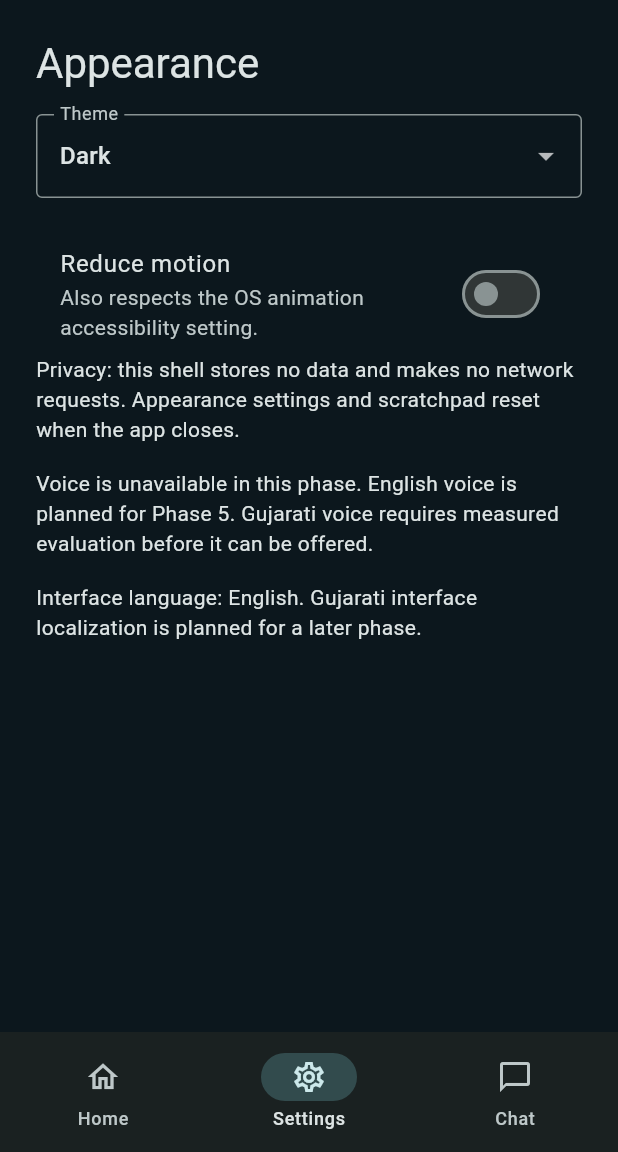
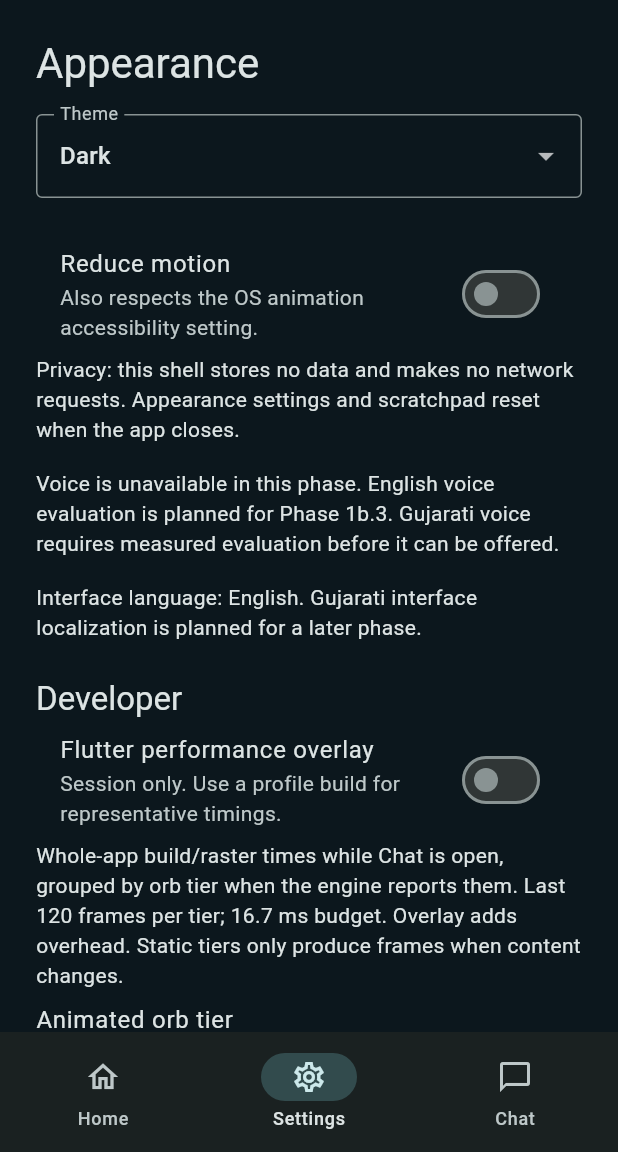
Before and after one commit to devpatel024/jarvis-ai, a Flutter app: the screen it shows after launch, item 2 of the bottom bar chosen, on a phone screen of 412 x 824 dp, the part 84-1236 px from its top. Run offline on Flutter 3.47's test engine with Material 3 defaults, Android fonts, the light colour scheme and no system bars; our stand-ins replace flutter_riverpod.

Commit message:
Polish demo chat and add Developer frame diagnostics

```diff
--- a/lib/app/jarvis_app.dart
+++ b/lib/app/jarvis_app.dart
@@ -1,6 +1,7 @@
 import 'package:flutter/material.dart';
 import 'package:flutter_riverpod/flutter_riverpod.dart';
 import '../core/design/app_theme.dart';
+import '../core/developer/performance_settings.dart';
 import '../features/shell/presentation/assistant_shell.dart';
 
 class ThemeController extends Notifier<ThemeMode> {
@@ -19,6 +20,7 @@ class JarvisApp extends ConsumerWidget {
   Widget build(BuildContext context, WidgetRef ref) => MaterialApp(
     title: 'JARVIS',
     debugShowCheckedModeBanner: false,
+    showPerformanceOverlay: ref.watch(performanceOverlayProvider),
     theme: AppTheme.build(Brightness.light),
     darkTheme: AppTheme.build(Brightness.dark),
     themeMode: ref.watch(themeProvider),
--- /dev/null
+++ b/lib/core/developer/performance_settings.dart
@@ -0,0 +1,55 @@
+import 'package:flutter_riverpod/flutter_riverpod.dart';
+
+enum OrbTier { animated, simple }
+
+/// Bounded engine samples for the whole app while the chat orb is mounted.
+/// Recording does not notify listeners or schedule frames.
+class TierSamples {
+  final List<({int build, int raster})> _frames = [];
+  int get count => _frames.length;
+  void add(int build, int raster) {
+    _frames.add((build: build, raster: raster));
+    if (_frames.length > 120) _frames.removeAt(0);
+  }
+
+  double? mean({required bool raster}) => _frames.isEmpty
+      ? null
+      : _frames
+                .map((f) => raster ? f.raster : f.build)
+                .reduce((a, b) => a + b) /
+            _frames.length /
+            1000;
+
+  double? p95({required bool raster}) {
+    if (_frames.isEmpty) return null;
+    final values = _frames.map((f) => raster ? f.raster : f.build).toList()
+      ..sort();
+    return values[(values.length * .95).ceil() - 1] / 1000;
+  }
+
+  int get budgetMisses =>
+      _frames.where((f) => f.build > 16667 || f.raster > 16667).length;
+}
+
+class FrameDiagnostics {
+  final tiers = {for (final tier in OrbTier.values) tier: TierSamples()};
+  void record(OrbTier tier, int build, int raster) =>
+      tiers[tier]!.add(build, raster);
+  void reset() {
+    for (final tier in OrbTier.values) {
+      tiers[tier] = TierSamples();
+    }
+  }
+}
+
+final frameDiagnosticsProvider = Provider((ref) => FrameDiagnostics());
+
+class OverlaySettings extends Notifier<bool> {
+  @override
+  bool build() => false;
+  void setEnabled(bool enabled) => state = enabled;
+}
+
+final performanceOverlayProvider = NotifierProvider<OverlaySettings, bool>(
+  OverlaySettings.new,
+);
--- a/lib/features/shell/presentation/assistant_shell.dart
+++ b/lib/features/shell/presentation/assistant_shell.dart
@@ -2,6 +2,7 @@ import 'package:flutter/material.dart';
 import 'package:flutter_riverpod/flutter_riverpod.dart';
 import '../../../app/jarvis_app.dart';
 import '../../../core/design/app_theme.dart';
+import '../../../core/developer/performance_settings.dart';
 import '../../../core/design/motion_settings.dart';
 import '../../chat/presentation/chat_screen.dart';
 
@@ -140,14 +141,41 @@ class _AssistantShellState extends ConsumerState<AssistantShell> {
     ),
   ];
 
+  Widget _tierReadout(OrbTier tier) {
+    final samples = ref.read(frameDiagnosticsProvider).tiers[tier]!;
+    String metric(bool raster) =>
+        '${samples.mean(raster: raster)?.toStringAsFixed(1)} ms mean / '
+        '${samples.p95(raster: raster)?.toStringAsFixed(1)} ms p95';
+    return ListTile(
+      contentPadding: EdgeInsets.zero,
+      title: Text(
+        '${tier == OrbTier.animated ? 'Animated' : 'Simple'} orb tier',
+      ),
+      subtitle: Text(
+        samples.count == 0
+            ? 'No measured frames yet. Open Chat, then return here and refresh.'
+            : 'Build: ${metric(false)}\nRaster: ${metric(true)}\n'
+                  '${samples.count} frames • ${samples.budgetMisses} over budget',
+      ),
+    );
+  }
+
   List<Widget> _settings(BuildContext context) => [
     Text('Appearance', style: Theme.of(context).textTheme.headlineMedium),
     const SizedBox(height: 16),
     DropdownButtonFormField<ThemeMode>(
+      isExpanded: true,
       initialValue: ref.watch(themeProvider),
       decoration: const InputDecoration(labelText: 'Theme'),
       items: const [
-        DropdownMenuItem(value: ThemeMode.system, child: Text('Follow system')),
+        DropdownMenuItem(
+          value: ThemeMode.system,
+          child: Text(
+            'Follow system',
+            maxLines: 1,
+            overflow: TextOverflow.ellipsis,
+          ),
+        ),
         DropdownMenuItem(value: ThemeMode.light, child: Text('Light')),
         DropdownMenuItem(value: ThemeMode.dark, child: Text('Dark')),
       ],
@@ -169,11 +197,41 @@ class _AssistantShellState extends ConsumerState<AssistantShell> {
     ),
     const SizedBox(height: 16),
     const Text(
-      'Voice is unavailable in this phase. English voice is planned for Phase 5. Gujarati voice requires measured evaluation before it can be offered.',
+      'Voice is unavailable in this phase. English voice evaluation is planned for Phase 1b.3. Gujarati voice requires measured evaluation before it can be offered.',
     ),
     const SizedBox(height: 16),
     const Text(
       'Interface language: English. Gujarati interface localization is planned for a later phase.',
     ),
+    const SizedBox(height: AppTheme.spacing),
+    Text('Developer', style: Theme.of(context).textTheme.titleLarge),
+    SwitchListTile(
+      title: const Text('Flutter performance overlay'),
+      subtitle: const Text(
+        'Session only. Use a profile build for representative timings.',
+      ),
+      value: ref.watch(performanceOverlayProvider),
+      onChanged: ref.read(performanceOverlayProvider.notifier).setEnabled,
+    ),
+    const Text(
+      'Whole-app build/raster times while Chat is open, grouped by orb tier when the engine reports them. Last 120 frames per tier; 16.7 ms budget. Overlay adds overhead. Static tiers only produce frames when content changes.',
+    ),
+    for (final tier in OrbTier.values) _tierReadout(tier),
+    Wrap(
+      spacing: AppTheme.smallSpacing,
+      children: [
+        TextButton(
+          onPressed: () => setState(() {}),
+          child: const Text('Refresh frame times'),
+        ),
+        TextButton(
+          onPressed: () {
+            ref.read(frameDiagnosticsProvider).reset();
+            setState(() {});
+          },
+          child: const Text('Reset frame times'),
+        ),
+      ],
+    ),
   ];
 }
```
Also changed, not shown: lib/features/chat/presentation/chat_screen.dart (+17 -1 lines), lib/features/orb/presentation/core_orb.dart (+21 -14 lines), 7 other files.
